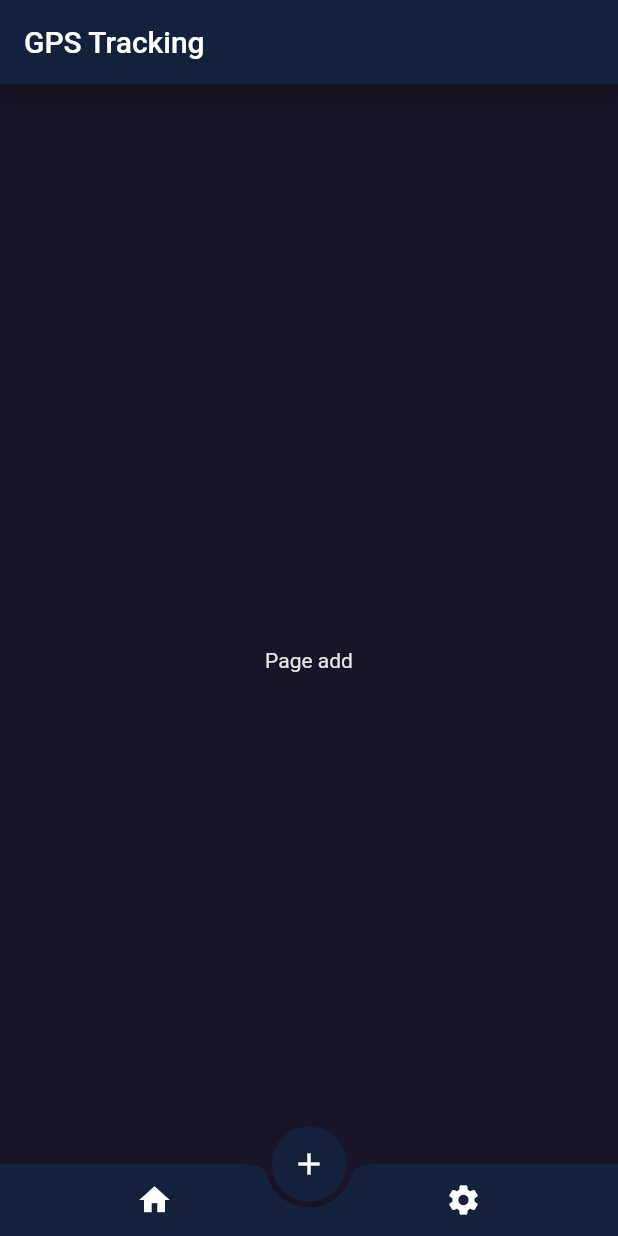
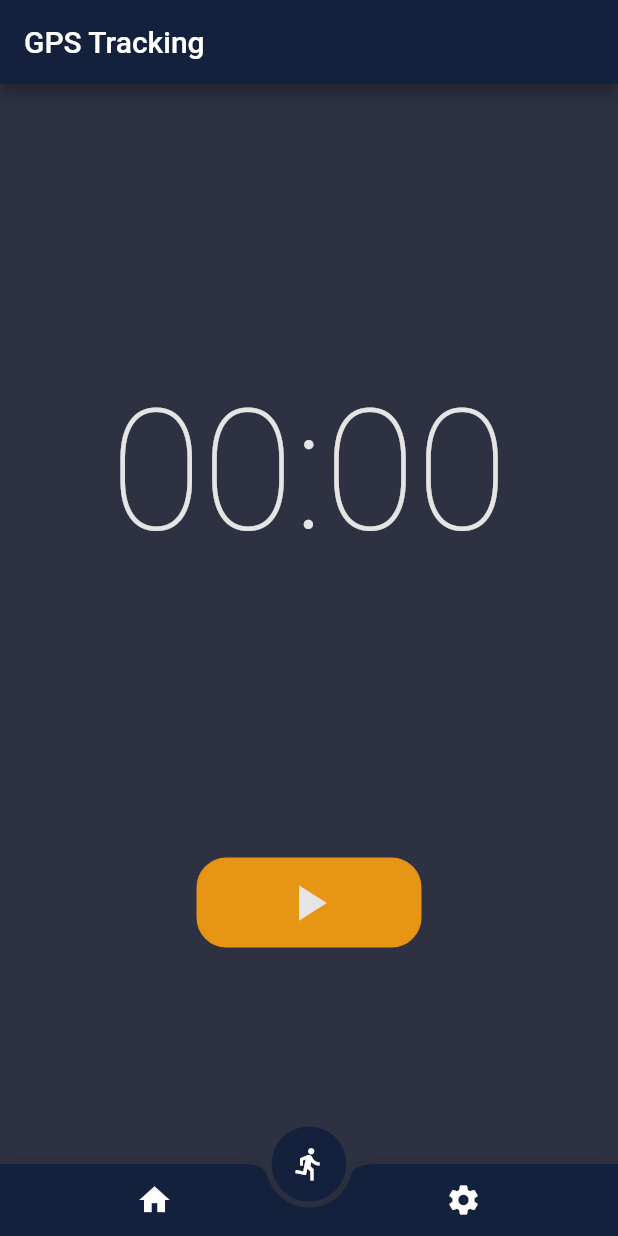
Before and after one commit to robertexplodes/flutter-gps-tracker, a Flutter app: the screen it shows after launch, on a phone screen of 412 x 824 dp. Run offline on Flutter 3.47's test engine with Material 2 defaults, Android fonts, the phone set to English and light mode, and no system bars; our stand-ins replace flutter_map, latlong2, location; missing offline and left inert: flutter_map_tappable_polyline.

Commit message:
added run page + pageview

```diff
--- a/app/lib/domain/theme.dart
+++ b/app/lib/domain/theme.dart
@@ -16,7 +16,7 @@ class Themes {
     }),
     bottomAppBarColor: const Color(0xff14213D),
     backgroundColor: const Color(0xff14213D),
-    scaffoldBackgroundColor: const Color(0xff191528),
+    scaffoldBackgroundColor: const Color(0xff2D3142),
     cardColor: const Color(0xffe79514),
     textTheme: const TextTheme(
       bodyText1: TextStyle(
@@ -29,6 +29,9 @@ class Themes {
         color: Color(0xffE5E5E5),
       ),
       headline6: TextStyle(
+        color: Color(0xffE5E5E5),
+      ),
+      headline1: TextStyle(
         color: Color(0xffE5E5E5),
       ),
     ),
--- a/app/lib/main.dart
+++ b/app/lib/main.dart
@@ -1,5 +1,6 @@
 import 'package:flutter/material.dart';
 import 'package:gpstracking/pages/home_page.dart';
+import 'package:gpstracking/pages/new_run_page.dart';
 import 'package:gpstracking/pages/settings_page.dart';
 import 'package:gpstracking/provider/run_provider.dart';
 import 'package:gpstracking/provider/theme_provider.dart';
@@ -32,11 +33,7 @@ class MyApp extends StatefulWidget {
 class _MyAppState extends State<MyApp> {
   int _pageIndex = 1;
 
-  var pages = [
-    HomePage(),
-    Center(child: Text('Page add')),
-    SettingsPage(),
-  ];
+  var pageController = PageController(initialPage: 1);
 
   @override
   Widget build(BuildContext context) {
@@ -48,19 +45,24 @@ class _MyAppState extends State<MyApp> {
         appBar: AppBar(
           title: const Text('GPS Tracking'),
         ),
-        body: pages[_pageIndex],
+        body: PageView(
+          controller: pageController,
+          children: [
+            HomePage(),
+            const NewRunPage(),
+            const SettingsPage(),
+          ],
+        ),
         floatingActionButton: CircleAvatar(
           radius: 25,
           backgroundColor: themeProvider.themeData.bottomAppBarColor,
           child: IconButton(
             icon: const Icon(
-              Icons.add,
+              Icons.directions_run,
               color: Colors.white,
             ),
             onPressed: () {
-              setState(() {
-                _pageIndex = 0;
-              });
+              pageController.jumpToPage(1);
             },
           ),
         ),
@@ -73,22 +75,18 @@ class _MyAppState extends State<MyApp> {
             mainAxisAlignment: MainAxisAlignment.spaceAround,
             children: <Widget>[
               IconButton(
-                icon: Icon(
+                icon: const Icon(
                   Icons.home,
                   color: Colors.white,
                 ),
                 onPressed: () {
-                  setState(() {
-                    _pageIndex = 0;
-                  });
+                  pageController.jumpToPage(0);
                 },
               ),
               IconButton(
                 icon: Icon(Icons.settings, color: Colors.white),
                 onPressed: () {
-                  setState(() {
-                    _pageIndex = 2;
-                  });
+                  pageController.jumpToPage(2);
                 },
               ),
             ],
--- /dev/null
+++ b/app/lib/pages/new_run_page.dart
@@ -0,0 +1,34 @@
+import 'package:flutter/material.dart';
+
+class NewRunPage extends StatelessWidget {
+  const NewRunPage({Key? key}) : super(key: key);
+
+  @override
+  Widget build(BuildContext context) {
+    var theme = Theme.of(context);
+    return Center(
+      child: Column(
+        mainAxisAlignment: MainAxisAlignment.spaceEvenly,
+        children: [
+          Container(
+            child: Text('00:00', style: theme.textTheme.headline1,),
+          ),
+          GestureDetector(
+            child: Container(
+              width: 150,
+              height: 60,
+              decoration: BoxDecoration(
+                  border: Border.all(
+                    color: theme.cardColor,
+                  ),
+                  color:  theme.cardColor,
+                  borderRadius: const BorderRadius.all(Radius.circular(20))
+              ),
+              child: Icon(Icons.play_arrow, color: theme.textTheme.bodyText2?.color,size: 40),
+            ),
+          ),
+        ],
+      ),
+    );
+  }
+}
```
